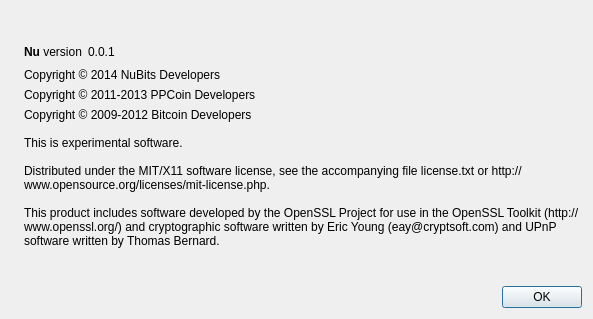
Above: src/qt/forms/aboutdialog.ui from creon-nu/Nu before the change. Below: the same form after it.
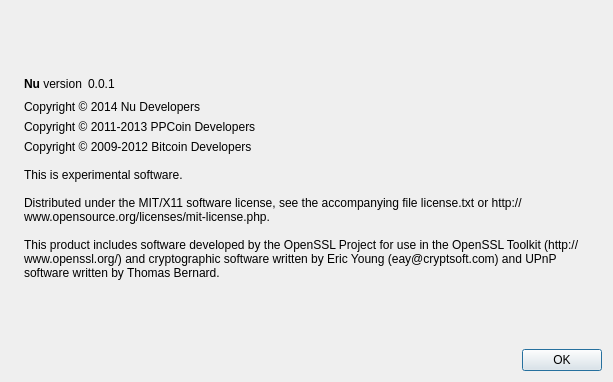
That is the form after the change. Icons and pictures are not drawn.

The edit to the form file:
```diff
--- a/src/qt/forms/aboutdialog.ui
+++ b/src/qt/forms/aboutdialog.ui
@@ -6,8 +6,8 @@
    <rect>
     <x>0</x>
     <y>0</y>
-    <width>593</width>
-    <height>319</height>
+    <width>613</width>
+    <height>382</height>
    </rect>
   </property>
   <property name="windowTitle">
@@ -88,7 +88,7 @@
      <item>
       <widget class="QLabel" name="label_nubits_copyright">
        <property name="text">
-        <string>Copyright © 2014 NuBits Developers</string>
+        <string>Copyright © 2014 Nu Developers</string>
        </property>
       </widget>
      </item>
```
